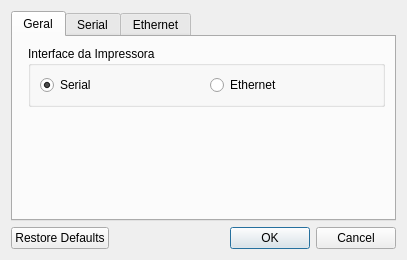
Above: settingsdlg.ui from leidensj/BKVale before the change. Below: the same form after it.
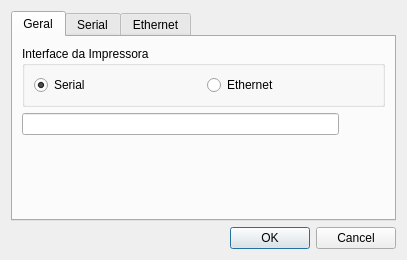
That is the form after the change. Icons and pictures are not drawn.

The edit to the form file:
```diff
--- a/settingsdlg.ui
+++ b/settingsdlg.ui
@@ -40,8 +40,8 @@
       <attribute name="title">
        <string>Geral</string>
       </attribute>
-      <layout class="QFormLayout" name="formLayout_2">
-       <item row="0" column="1">
+      <layout class="QVBoxLayout" name="verticalLayout_2">
+       <item>
         <widget class="QGroupBox" name="groupBox">
          <property name="title">
           <string>Interface da Impressora</string>
@@ -81,6 +81,44 @@
          </layout>
         </widget>
        </item>
+       <item>
+        <layout class="QHBoxLayout" name="horizontalLayout_2">
+         <item>
+          <widget class="QLineEdit" name="edFileDir">
+           <property name="readOnly">
+            <bool>true</bool>
+           </property>
+          </widget>
+         </item>
+         <item>
+          <widget class="QPushButton" name="btnFileDir">
+           <property name="text">
+            <string/>
+           </property>
+           <property name="icon">
+            <iconset resource="icons.qrc">
+             <normaloff>:/icons/res/open.png</normaloff>:/icons/res/open.png</iconset>
+           </property>
+           <property name="flat">
+            <bool>true</bool>
+           </property>
+          </widget>
+         </item>
+        </layout>
+       </item>
+       <item>
+        <spacer name="verticalSpacer">
+         <property name="orientation">
+          <enum>Qt::Vertical</enum>
+         </property>
+         <property name="sizeHint" stdset="0">
+          <size>
+           <width>20</width>
+           <height>40</height>
+          </size>
+         </property>
+        </spacer>
+       </item>
       </layout>
      </widget>
      <widget class="QWidget" name="serial">
@@ -210,7 +248,7 @@
       <enum>Qt::Horizontal</enum>
      </property>
      <property name="standardButtons">
-      <set>QDialogButtonBox::Cancel|QDialogButtonBox::Ok|QDialogButtonBox::RestoreDefaults</set>
+      <set>QDialogButtonBox::Cancel|QDialogButtonBox::Ok</set>
      </property>
     </widget>
    </item>
```
Left out of the diff: 4 changed lines with no effect on the pictures.
